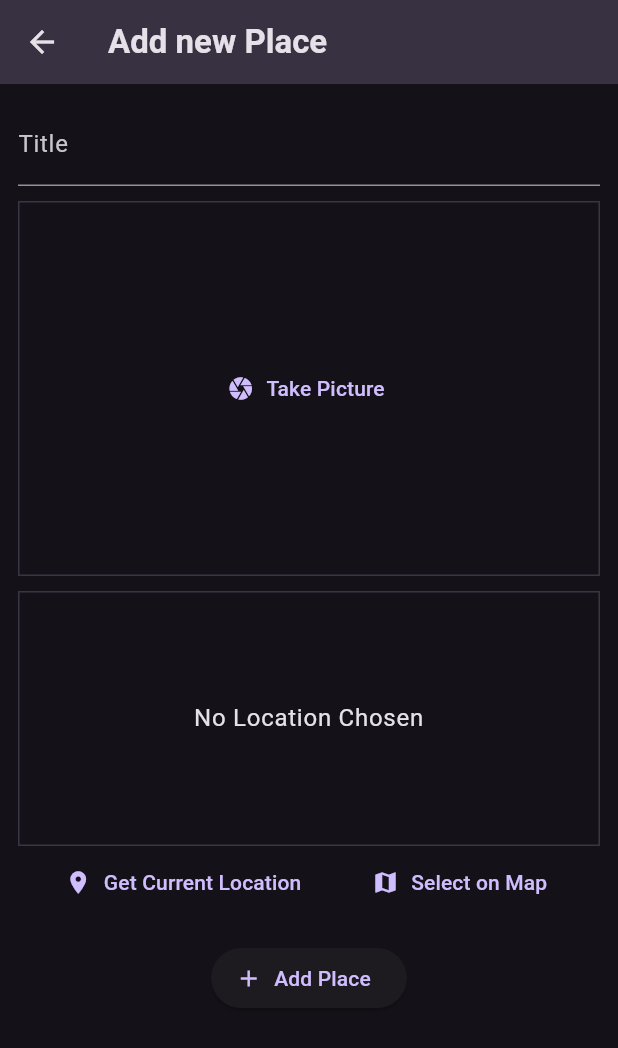
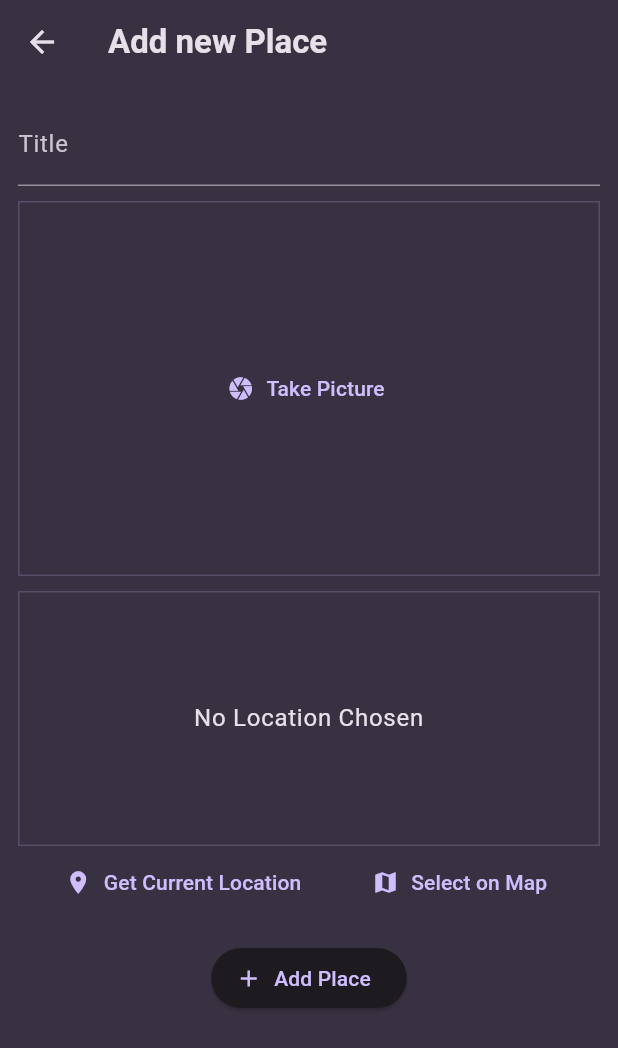
Before and after one commit to AmmarSultanDev/favorite_places_app, a Flutter app: the AddPlaceScreen screen opened directly, on a phone screen of 412 x 824 dp. Shown: the top 1048 px of the screen. Run offline on Flutter 3.47's test engine with Material 3 defaults, Android fonts, the phone set to English and light mode, and no system bars; our stand-ins replace flutter_riverpod, google_fonts, image_picker, location.

```diff
--- a/lib/main.dart
+++ b/lib/main.dart
@@ -11,7 +11,7 @@ final colorScheme = ColorScheme.fromSeed(
 );
 
 final theme = ThemeData().copyWith(
-  scaffoldBackgroundColor: colorScheme.background,
+  scaffoldBackgroundColor: colorScheme.surface,
   colorScheme: colorScheme,
   textTheme: GoogleFonts.ubuntuCondensedTextTheme().copyWith(
     titleSmall: GoogleFonts.ubuntuCondensed(
@@ -33,7 +33,7 @@ void main() {
 }
 
 class MyApp extends StatelessWidget {
-  const MyApp({Key? key}) : super(key: key);
+  const MyApp({super.key});
 
   @override
   Widget build(BuildContext context) {
--- a/lib/widgets/image_input.dart
+++ b/lib/widgets/image_input.dart
@@ -36,7 +36,7 @@ class _ImageInputState extends State<ImageInput> {
   @override
   Widget build(BuildContext context) {
     Widget content = TextButton.icon(
-      icon: Icon(Icons.camera),
+      icon: const Icon(Icons.camera),
       label: const Text('Take Picture'),
       onPressed: _takePicture,
     );
--- a/lib/widgets/location_input.dart
+++ b/lib/widgets/location_input.dart
@@ -1,5 +1,4 @@
 import 'dart:convert';
-import 'dart:io';
 
 import 'package:favorite_places_app/models/place.dart';
 import 'package:flutter/material.dart';
--- a/pubspec.yaml
+++ b/pubspec.yaml
@@ -11,6 +11,7 @@ dependencies:
     sdk: flutter
   flutter_riverpod: ^2.5.1
   google_fonts: ^6.2.1
+  google_maps_flutter: ^2.7.1
   http: ^1.2.2
   image_picker: ^1.1.2
   location: ^6.0.2
```
Also changed, not shown: pubspec.lock, 3 other files.
